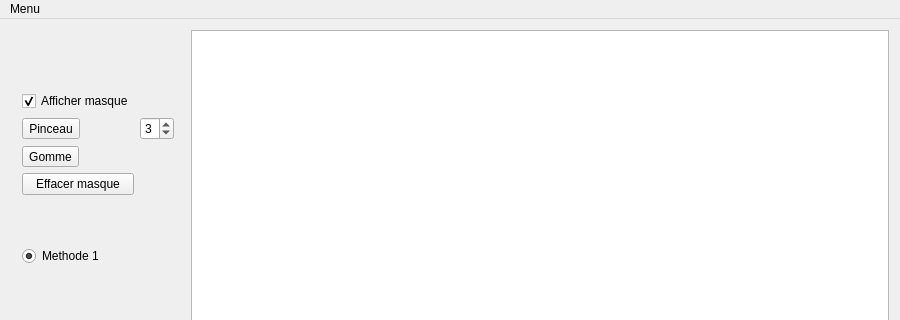
Before: the Qt Designer form mainwindow.ui in cheer37/ct2-inpainting, drawn with Qt 5; both pictures show x 0 to 900 and y 0 to 320 of the 900 by 600 pixel window.
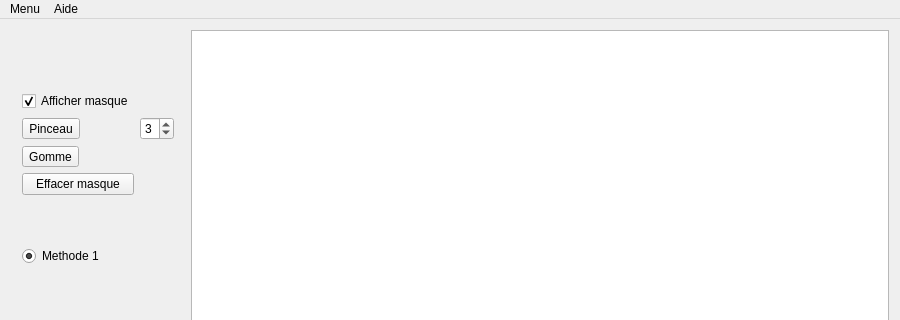
After: the same form once the commit is applied.

Diff of the .ui file:
```diff
--- a/mainwindow.ui
+++ b/mainwindow.ui
@@ -185,7 +185,16 @@
     <addaction name="separator"/>
     <addaction name="actionQuitter"/>
    </widget>
+   <widget class="QMenu" name="menuAide">
+    <property name="title">
+     <string>Aide</string>
+    </property>
+    <addaction name="actionUtilisation"/>
+    <addaction name="separator"/>
+    <addaction name="actionAbout"/>
+   </widget>
    <addaction name="menuMenu"/>
+   <addaction name="menuAide"/>
   </widget>
   <widget class="QStatusBar" name="statusBar"/>
   <action name="actionOuvrir_une_image">
```
Left out of the diff: 10 changed lines with no effect on the pictures.
